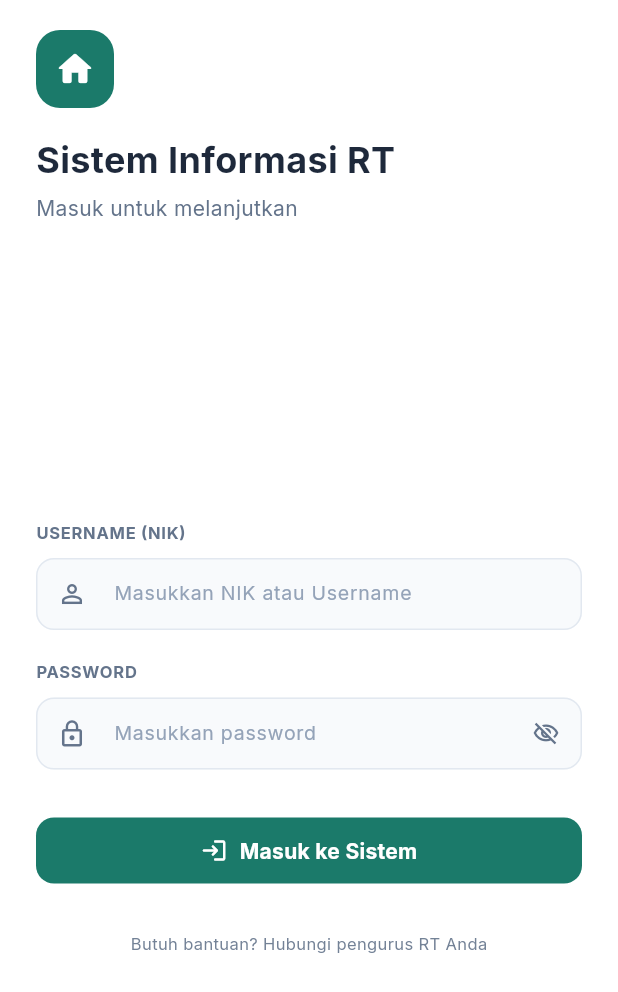
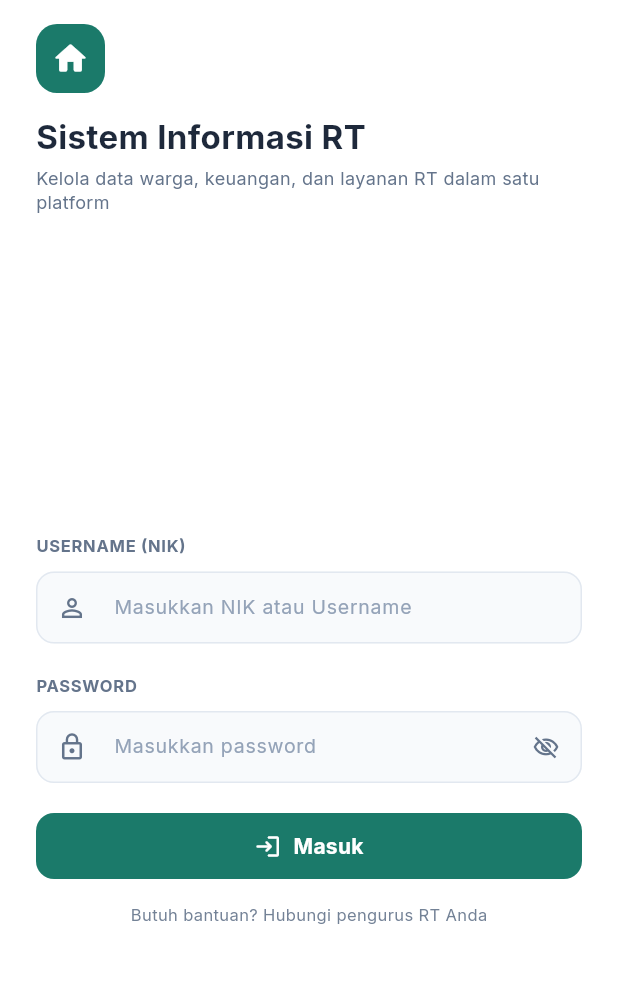
Before and after one commit to afinurulhikam-a11y/smart-community-rt, a Flutter app: the screen it shows after launch, on a phone screen of 412 x 824 dp. Shown: the top 992 px of the screen. Run offline on Flutter 3.47's test engine with Material 3 defaults, Android fonts, the phone set to English and light mode, and no system bars; our stand-ins replace connectivity_plus, file_picker, fl_chart, google_fonts, pdf, printing and 3 more; missing offline and left inert: dart:js_interop; accounts and stored records are empty.

Commit message:
feat(auth): perbarui teks tombol login menjadi Masuk dan sesuaikan subjudul mobile

```diff
--- a/frontend-flutter/lib/screens/login_screen.dart
+++ b/frontend-flutter/lib/screens/login_screen.dart
@@ -140,33 +140,34 @@ class _LoginScreenState extends State<LoginScreen> {
 
   Widget _kepalaPonsel() {
     return Container(
-      padding: const EdgeInsets.fromLTRB(24, 20, 24, 12),
+      padding: const EdgeInsets.fromLTRB(24, 16, 24, 8),
       child: Column(
         crossAxisAlignment: CrossAxisAlignment.start,
         children: [
           Container(
-            padding: EdgeInsets.all(12),
-            decoration: BoxDecoration(
+            padding: const EdgeInsets.all(10),
+            decoration: const BoxDecoration(
               color: Color(0xFF1B7A6A),
-              borderRadius: BorderRadius.all(Radius.circular(16)),
+              borderRadius: BorderRadius.all(Radius.circular(14)),
             ),
-            child: Icon(Icons.home_rounded, color: Colors.white, size: 28),
+            child: const Icon(Icons.home_rounded, color: Colors.white, size: 26),
           ),
-          SizedBox(height: 16),
-          Text(
+          const SizedBox(height: 12),
+          const Text(
             'Sistem Informasi RT',
             style: TextStyle(
-              fontSize: 24,
+              fontSize: 22,
               fontWeight: FontWeight.bold,
               color: Color(0xFF1E293B),
             ),
           ),
-          SizedBox(height: 4),
-          Text(
-            'Masuk untuk melanjutkan',
+          const SizedBox(height: 4),
+          const Text(
+            'Kelola data warga, keuangan, dan layanan RT dalam satu platform',
             style: TextStyle(
-              fontSize: 14,
+              fontSize: 12,
               color: Color(0xFF64748B),
+              height: 1.35,
             ),
           ),
         ],
@@ -434,7 +435,7 @@ class _LoginScreenState extends State<LoginScreen> {
               },
             ),
 
-            const SizedBox(height: 32),
+            SizedBox(height: isDesktop ? 32 : 20),
 
             // Login Button
             SizedBox(
@@ -461,7 +462,7 @@ class _LoginScreenState extends State<LoginScreen> {
                         child: CircularProgressIndicator(color: Colors.white, strokeWidth: 2.5),
                       )
                     : const Text(
-                        'Masuk ke Sistem',
+                        'Masuk',
                         style: TextStyle(
                           fontSize: 14,
                           fontWeight: FontWeight.bold,
@@ -471,7 +472,7 @@ class _LoginScreenState extends State<LoginScreen> {
               ),
             ),
 
-            if (isDesktop) const Spacer() else const SizedBox(height: 32),
+            if (isDesktop) const Spacer() else const SizedBox(height: 16),
 
             Center(
               child: Text(
```
Also changed, not shown: 1 other file.
